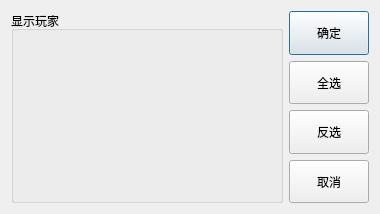
Above: gui/filter_dialog.ui from Remalloc/werewolf before the change. Below: the same form after it.
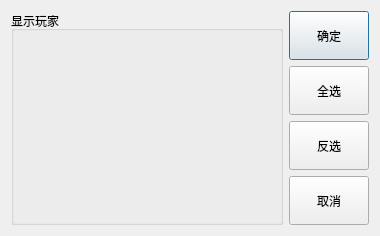
That is the form after the change. Icons and pictures are not drawn.

```diff
--- a/gui/filter_dialog.ui
+++ b/gui/filter_dialog.ui
@@ -7,7 +7,7 @@
     <x>0</x>
     <y>0</y>
     <width>380</width>
-    <height>214</height>
+    <height>236</height>
    </rect>
   </property>
   <property name="sizePolicy">
```
Left out of the diff: 8 changed lines with no effect on the pictures.
